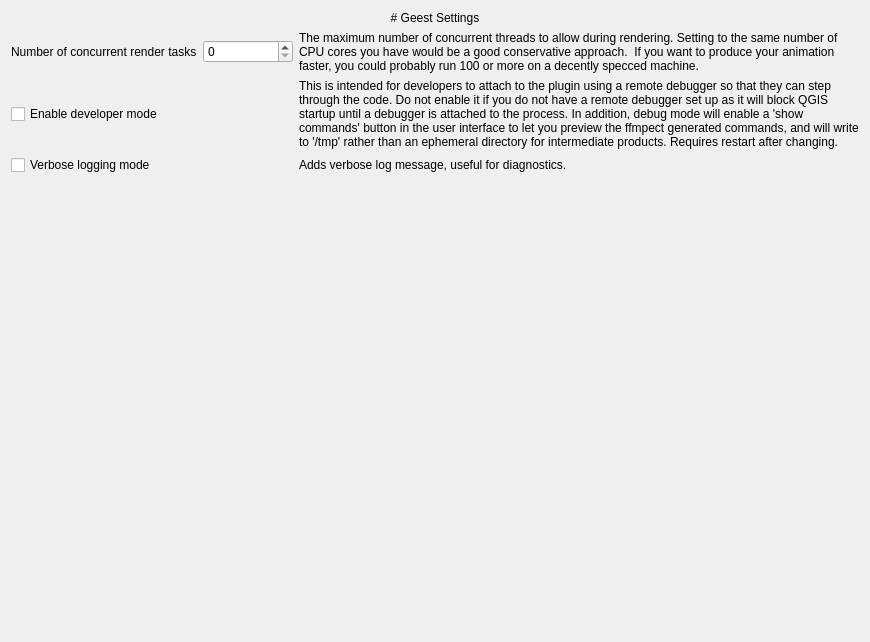
This is geest/ui/geest_settings_base.ui in worldbank/GEEST as Qt 5 draws it before an edit. The edited form follows.
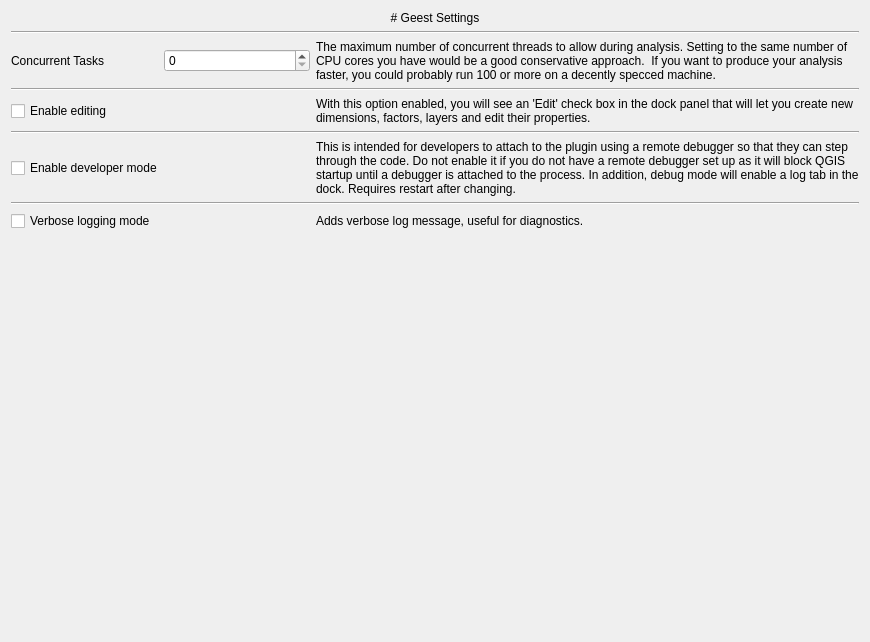
This is the edited form.

Commit message: Update icons. Fix json load on start. Fix toolbar button to open settings

```diff
--- a/geest/ui/geest_settings_base.ui
+++ b/geest/ui/geest_settings_base.ui
@@ -14,6 +14,46 @@
    <string>Geest Settings</string>
   </property>
   <layout class="QGridLayout" name="gridLayout">
+   <item row="8" column="1">
+    <widget class="QLabel" name="verbose_mode_description">
+     <property name="text">
+      <string>Adds verbose log message, useful for diagnostics.</string>
+     </property>
+     <property name="wordWrap">
+      <bool>true</bool>
+     </property>
+     <property name="margin">
+      <number>5</number>
+     </property>
+    </widget>
+   </item>
+   <item row="2" column="1">
+    <widget class="QLabel" name="thread_pool_description">
+     <property name="text">
+      <string>The maximum number of concurrent threads to allow during analysis. Setting to the same number of CPU cores you have would be a good conservative approach.  If you want to produce your analysis faster, you could probably run 100 or more on a decently specced machine.</string>
+     </property>
+     <property name="wordWrap">
+      <bool>true</bool>
+     </property>
+     <property name="margin">
+      <number>5</number>
+     </property>
+    </widget>
+   </item>
+   <item row="8" column="0">
+    <widget class="QCheckBox" name="verbose_mode_checkbox">
+     <property name="text">
+      <string>Verbose logging mode</string>
+     </property>
+    </widget>
+   </item>
+   <item row="4" column="0">
+    <widget class="QCheckBox" name="edit_mode_checkbox">
+     <property name="text">
+      <string>Enable editing</string>
+     </property>
+    </widget>
+   </item>
    <item row="0" column="0" colspan="2">
     <widget class="QLabel" name="label">
      <property name="text">
@@ -27,12 +67,42 @@
      </property>
     </widget>
    </item>
-   <item row="1" column="0">
+   <item row="6" column="1">
+    <widget class="QLabel" name="debug_mode_description">
+     <property name="text">
+      <string>This is intended for developers to attach to the plugin using a remote debugger so that they can step through the code. Do not enable it if you do not have a remote debugger set up as it will block QGIS startup until a debugger is attached to the process. In addition, debug mode will enable a log tab in the dock. Requires restart after changing.</string>
+     </property>
+     <property name="wordWrap">
+      <bool>true</bool>
+     </property>
+     <property name="margin">
+      <number>5</number>
+     </property>
+    </widget>
+   </item>
+   <item row="5" column="0" colspan="2">
+    <widget class="Line" name="line_3">
+     <property name="orientation">
+      <enum>Qt::Horizontal</enum>
+     </property>
+    </widget>
+   </item>
+   <item row="4" column="1">
+    <widget class="QLabel" name="label_2">
+     <property name="text">
+      <string>With this option enabled, you will see an 'Edit' check box in the dock panel that will let you create new dimensions, factors, layers and edit their properties.</string>
+     </property>
+     <property name="wordWrap">
+      <bool>true</bool>
+     </property>
+    </widget>
+   </item>
+   <item row="2" column="0">
     <layout class="QHBoxLayout" name="horizontalLayout">
      <item>
       <widget class="QLabel" name="label_thread_pool_size">
        <property name="text">
-        <string>Number of concurrent render tasks</string>
+        <string>Concurrent Tasks</string>
        </property>
       </widget>
      </item>
@@ -41,60 +111,14 @@
      </item>
     </layout>
    </item>
-   <item row="1" column="1">
-    <widget class="QLabel" name="thread_pool_description">
-     <property name="text">
-      <string>The maximum number of concurrent threads to allow during rendering. Setting to the same number of CPU cores you have would be a good conservative approach.  If you want to produce your animation faster, you could probably run 100 or more on a decently specced machine.</string>
-     </property>
-     <property name="wordWrap">
-      <bool>true</bool>
-     </property>
-     <property name="margin">
-      <number>5</number>
-     </property>
-    </widget>
-   </item>
-   <item row="2" column="0">
+   <item row="6" column="0">
     <widget class="QCheckBox" name="debug_mode_checkbox">
      <property name="text">
       <string>Enable developer mode</string>
      </property>
     </widget>
    </item>
-   <item row="2" column="1">
-    <widget class="QLabel" name="debug_mode_description">
-     <property name="text">
-      <string>This is intended for developers to attach to the plugin using a remote debugger so that they can step through the code. Do not enable it if you do not have a remote debugger set up as it will block QGIS startup until a debugger is attached to the process. In addition, debug mode will enable a 'show commands' button in the user interface to let you preview the ffmpect generated commands, and will write to '/tmp' rather than an ephemeral directory for intermediate products. Requires restart after changing.</string>
-     </property>
-     <property name="wordWrap">
-      <bool>true</bool>
-     </property>
-     <property name="margin">
-      <number>5</number>
-     </property>
-    </widget>
-   </item>
-   <item row="3" column="0">
-    <widget class="QCheckBox" name="verbose_mode_checkbox">
-     <property name="text">
-      <string>Verbose logging mode</string>
-     </property>
-    </widget>
-   </item>
-   <item row="3" column="1">
-    <widget class="QLabel" name="verbose_mode_description">
-     <property name="text">
-      <string>Adds verbose log message, useful for diagnostics.</string>
-     </property>
-     <property name="wordWrap">
-      <bool>true</bool>
-     </property>
-     <property name="margin">
-      <number>5</number>
-     </property>
-    </widget>
-   </item>
-   <item row="4" column="1">
+   <item row="9" column="1">
     <spacer name="verticalSpacer">
      <property name="orientation">
       <enum>Qt::Vertical</enum>
@@ -107,6 +131,27 @@
      </property>
     </spacer>
    </item>
+   <item row="3" column="0" colspan="2">
+    <widget class="Line" name="line_2">
+     <property name="orientation">
+      <enum>Qt::Horizontal</enum>
+     </property>
+    </widget>
+   </item>
+   <item row="1" column="0" colspan="2">
+    <widget class="Line" name="line">
+     <property name="orientation">
+      <enum>Qt::Horizontal</enum>
+     </property>
+    </widget>
+   </item>
+   <item row="7" column="0" colspan="2">
+    <widget class="Line" name="line_4">
+     <property name="orientation">
+      <enum>Qt::Horizontal</enum>
+     </property>
+    </widget>
+   </item>
   </layout>
  </widget>
  <resources/>
```
Left out of the diff: 6 changed lines with no effect on the pictures. The commit also changes 8 other files.
